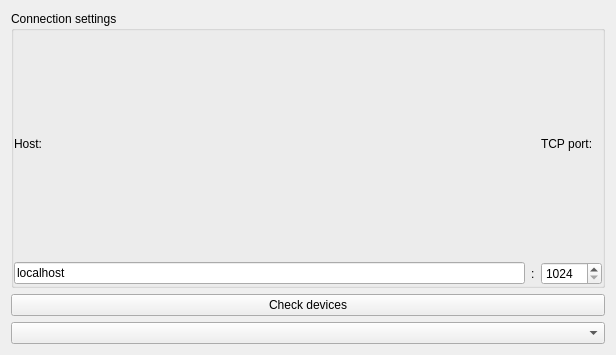
First picture: the form in plugins/TelescopeControl/src/INDI/TelescopeClientINDIUI.ui, repository Stellarium/stellarium, before the edit.
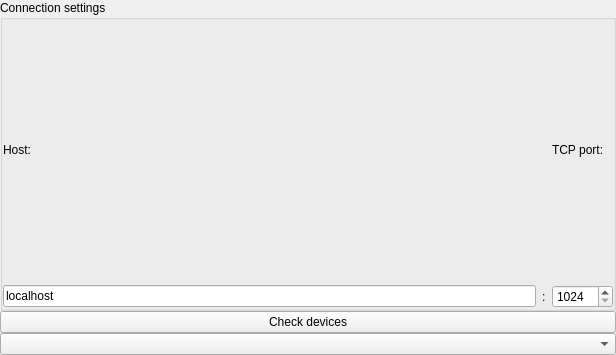
Second picture: the form after the edit.

Commit message: TelescopeClientINDIUI integrated

The edit to the form file:
```diff
--- a/plugins/TelescopeControl/src/INDI/TelescopeClientINDIUI.ui
+++ b/plugins/TelescopeControl/src/INDI/TelescopeClientINDIUI.ui
@@ -14,6 +14,21 @@
    <string>Form</string>
   </property>
   <layout class="QVBoxLayout" name="verticalLayout">
+   <property name="spacing">
+    <number>0</number>
+   </property>
+   <property name="leftMargin">
+    <number>0</number>
+   </property>
+   <property name="topMargin">
+    <number>0</number>
+   </property>
+   <property name="rightMargin">
+    <number>0</number>
+   </property>
+   <property name="bottomMargin">
+    <number>0</number>
+   </property>
    <item>
     <widget class="QGroupBox" name="serverSettings">
      <property name="title">
```
The commit also changes 4 other files.
